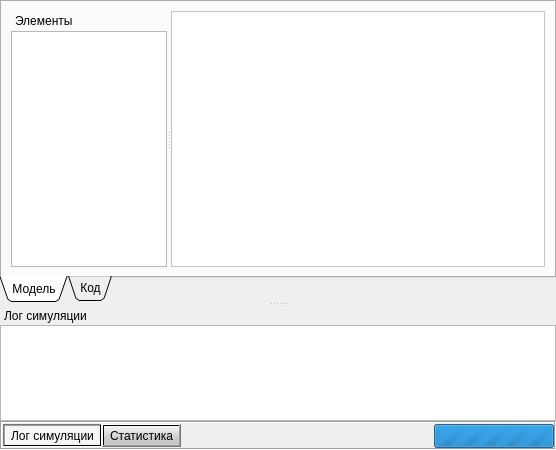
Old version of the form interface/document.ui in the repository alekseyl1992/qmb.
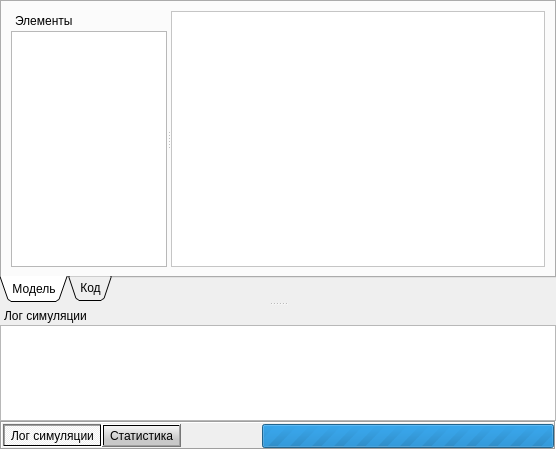
New version of the form.

What changed in the file:
```diff
--- a/interface/document.ui
+++ b/interface/document.ui
@@ -460,7 +460,7 @@
         </property>
         <property name="minimumSize">
          <size>
-          <width>120</width>
+          <width>292</width>
           <height>24</height>
          </size>
         </property>
```
